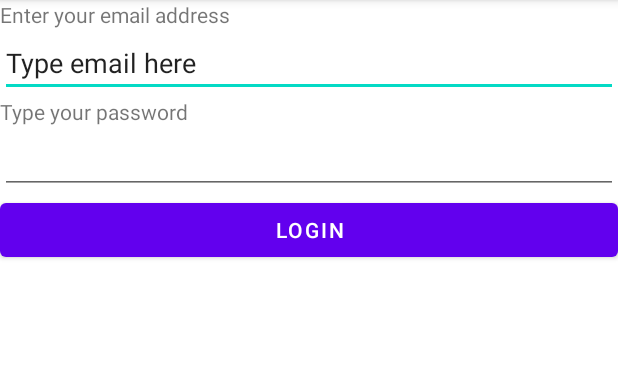
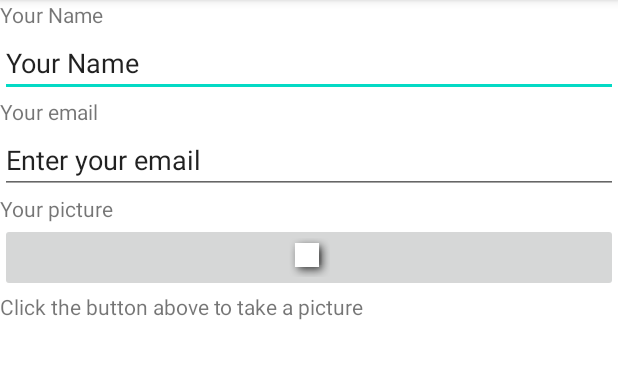
Before and after one commit to HelloNYAC/AndroidLabs, an Android app: the screen it shows after launch (MainActivity), on a phone screen of 412 x 824 dp, the part 84-463 px from its top. Run offline under Robolectric (Android 15) with nearby library versions, the phone set to English and light mode, and no system bars.

Commit message:
added 2nd activity

```diff
--- a/app/src/main/AndroidManifest.xml
+++ b/app/src/main/AndroidManifest.xml
@@ -9,9 +9,14 @@
         android:roundIcon="@mipmap/ic_launcher_round"
         android:supportsRtl="true"
         android:theme="@style/Theme.AndroidLabs">
+        <activity android:name=".ProfileActivity"
+            android:label="@string/app_profile">
+
+        </activity>
         <activity android:name=".MainActivity">
             <intent-filter>
                 <action android:name="android.intent.action.MAIN" />
+
                 <category android:name="android.intent.category.LAUNCHER" />
             </intent-filter>
         </activity>
--- a/app/src/main/java/com/cst2335/yue00015/MainActivity.java
+++ b/app/src/main/java/com/cst2335/yue00015/MainActivity.java
@@ -1,8 +1,12 @@
 package com.cst2335.yue00015;
 
+import androidx.annotation.Nullable;
 import androidx.appcompat.app.AppCompatActivity;
 
+import android.annotation.SuppressLint;
+import android.content.Intent;
 import android.os.Bundle;
+import android.os.PersistableBundle;
 import android.widget.Button;
 import android.widget.CompoundButton;
 import android.widget.Switch;
@@ -13,16 +17,27 @@ import com.google.android.material.snackbar.Snackbar;
 
 public class MainActivity extends AppCompatActivity {
 
-
     @Override
     protected void onCreate(Bundle savedInstanceState) {
         super.onCreate(savedInstanceState);
-        setContentView(R.layout.activity_main);
-
+        setContentView(R.layout.activity_profile);
+//        getSharedPreferences("name", 20);
     }
 
     @Override
     protected void onStart() {
         super.onStart();
     }
+
+    @Override
+    protected void onPause() {
+        super.onPause();
+//        getSharedPreferences
+    }
+
+    //    Button secondButton = findViewById(R.id.loginbutton);
+//    Intent nextpage = new Intent(this, SecondActivity.clas);
+//
+//    secondButton.setOnClickListener(click -> startActivity(nextpage));
+
 }
--- a/app/src/main/res/layout/activity_main.xml
+++ b/app/src/main/res/layout/activity_main.xml
@@ -34,7 +34,7 @@
         android:singleLine="true"/>
 
     <Button
-        android:id="@+id/button"
+        android:id="@+id/loginbutton"
         android:layout_width="match_parent"
         android:layout_height="wrap_content"
         android:text="@string/login" />
--- /dev/null
+++ b/app/src/main/res/layout/activity_profile.xml
@@ -0,0 +1,57 @@
+<?xml version="1.0" encoding="utf-8"?>
+<LinearLayout xmlns:android="http://schemas.android.com/apk/res/android"
+    android:layout_width="match_parent"
+    android:layout_height="match_parent"
+    android:orientation="vertical">
+
+    <TextView
+        android:id="@+id/name"
+        android:layout_width="match_parent"
+        android:layout_height="wrap_content"
+        android:text="@string/name_hd" />
+
+    <EditText
+        android:id="@+id/enter_nm"
+        android:layout_width="match_parent"
+        android:layout_height="wrap_content"
+        android:ems="10"
+        android:text="@string/name_hd"
+        android:singleLine="true"/>
+
+    <TextView
+        android:id="@+id/email"
+        android:layout_width="match_parent"
+        android:layout_height="wrap_content"
+        android:text="@string/email_hd" />
+
+    <EditText
+        android:id="@+id/enter_email"
+        android:layout_width="match_parent"
+        android:layout_height="wrap_content"
+        android:ems="10"
+        android:inputType="textEmailAddress"
+        android:singleLine="true"
+        android:text="@string/email_ph2"/>
+
+    <TextView
+        android:id="@+id/pic"
+        android:layout_width="match_parent"
+        android:layout_height="wrap_content"
+        android:text="@string/pic" />
+
+
+    <ImageButton
+        android:id="@+id/imgBtn"
+        android:layout_width="match_parent"
+        android:layout_height="wrap_content"
+        android:src="@android:drawable/picture_frame">
+    </ImageButton>
+
+
+    <TextView
+        android:id="@+id/click_msg"
+        android:layout_width="match_parent"
+        android:layout_height="wrap_content"
+        android:text="@string/click" />
+
+</LinearLayout>
--- a/app/src/main/res/values/strings.xml
+++ b/app/src/main/res/values/strings.xml
@@ -6,4 +6,12 @@
     <string name="enter_pswd">Type your password</string>
     <string name="login">Login</string>
 
+    <string name="app_profile">Your Profile</string>
+    <string name="name_hd">Your Name</string>
+    <string name="name_ph">Enter your name</string>
+    <string name="email_hd">Your email</string>
+    <string name="email_ph2">Enter your email</string>
+    <string name="pic">Your picture</string>
+    <string name="click">Click the button above to take a picture</string>
+
 </resources>
```
Also changed, not shown: app/src/main/java/com/cst2335/yue00015/ProfileActivity.java (added, +50 -0 lines), app/src/main/res/layout/activity_main_grid.xml (deleted, +0 -67 lines), app/src/main/res/layout/activity_main_linear.xml (deleted, +0 -63 lines), app/src/main/res/layout/activity_main_relative.xml (deleted, +0 -64 lines), 1 other file.
